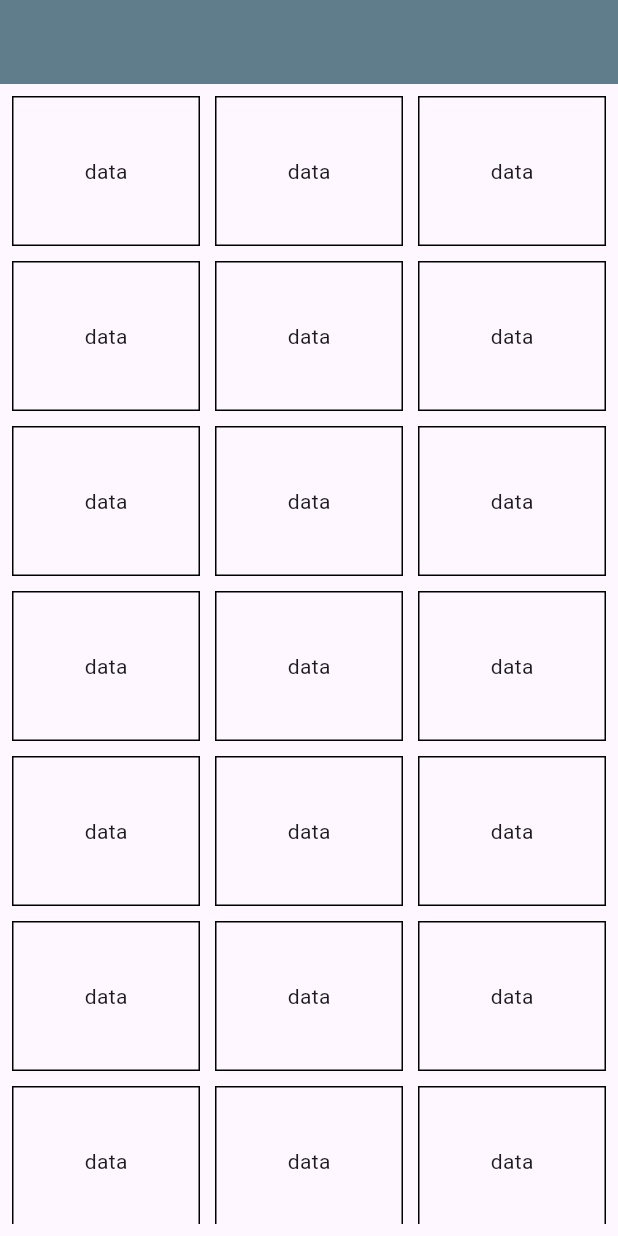
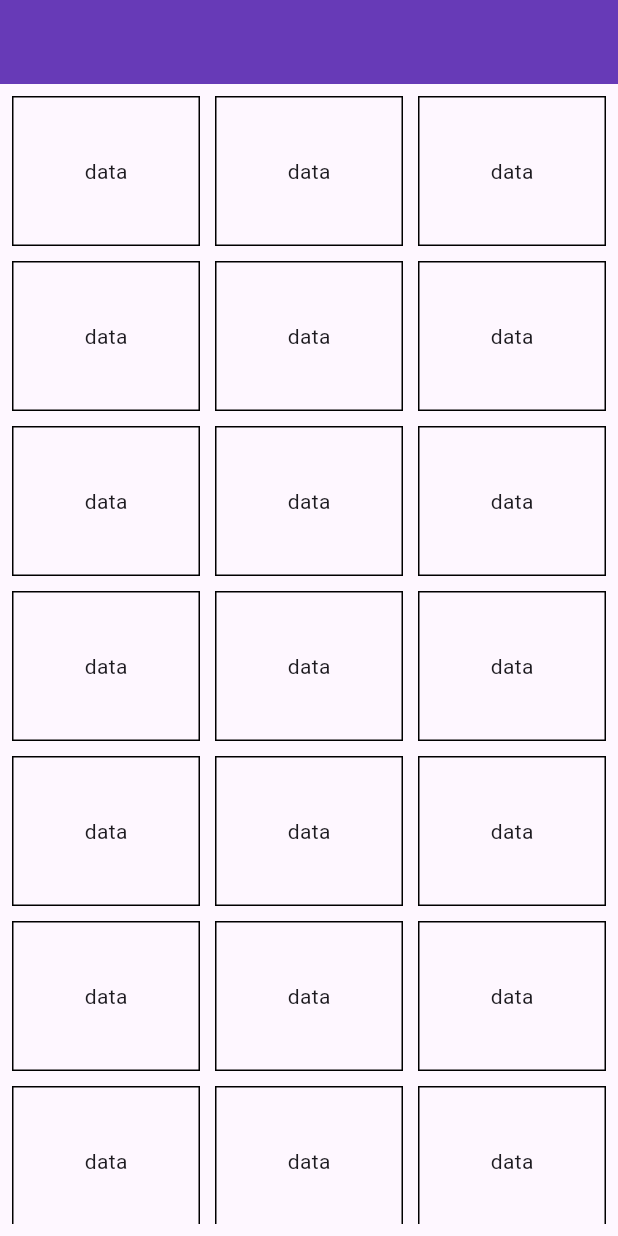
Before and after one commit to pkathiriya62/flutter, a Flutter app: the screen it shows after launch, on a phone screen of 412 x 824 dp. Run offline on Flutter 3.47's test engine with Material 3 defaults, Android fonts, the phone set to English and light mode, and no system bars; our stand-ins replace google_fonts.

Commit message:
gridviewbuilder

```diff
--- a/lib/gridviewbuild.dart
+++ b/lib/gridviewbuild.dart
@@ -7,7 +7,7 @@ class GridviewBuilder extends StatelessWidget {
   Widget build(BuildContext context) {
     return Scaffold(
       appBar: AppBar(
-        backgroundColor: Colors.blueGrey,
+        backgroundColor: Colors.deepPurple,
       ),
       body: Padding(
         padding: const EdgeInsets.all(8.0),
```
